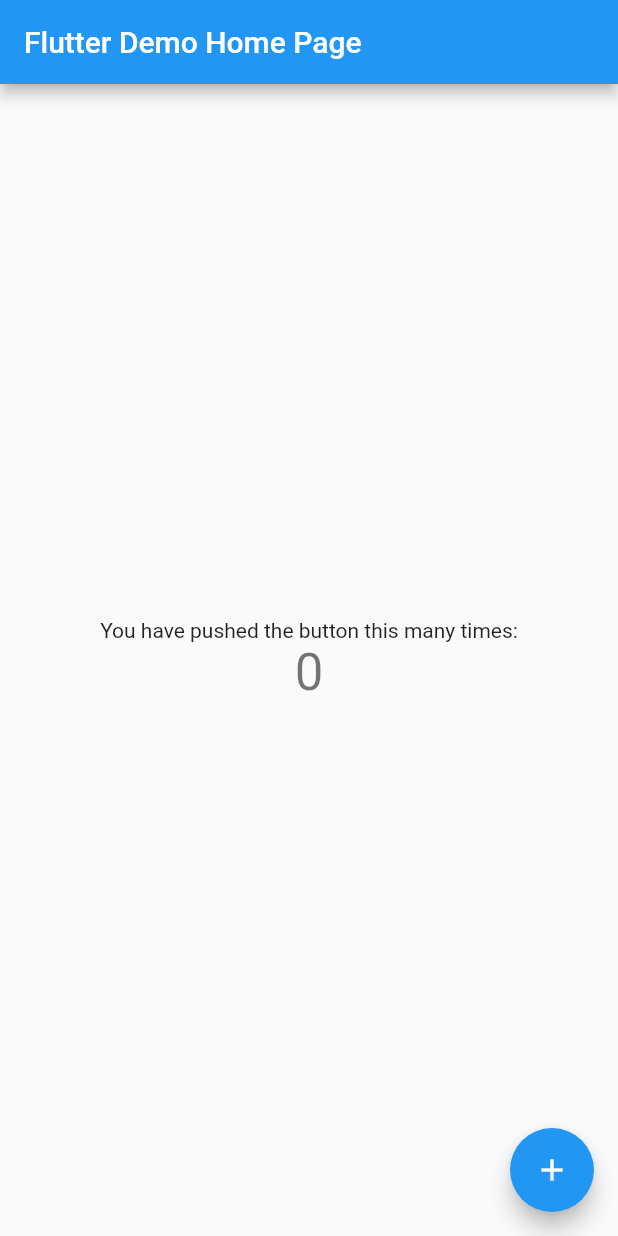
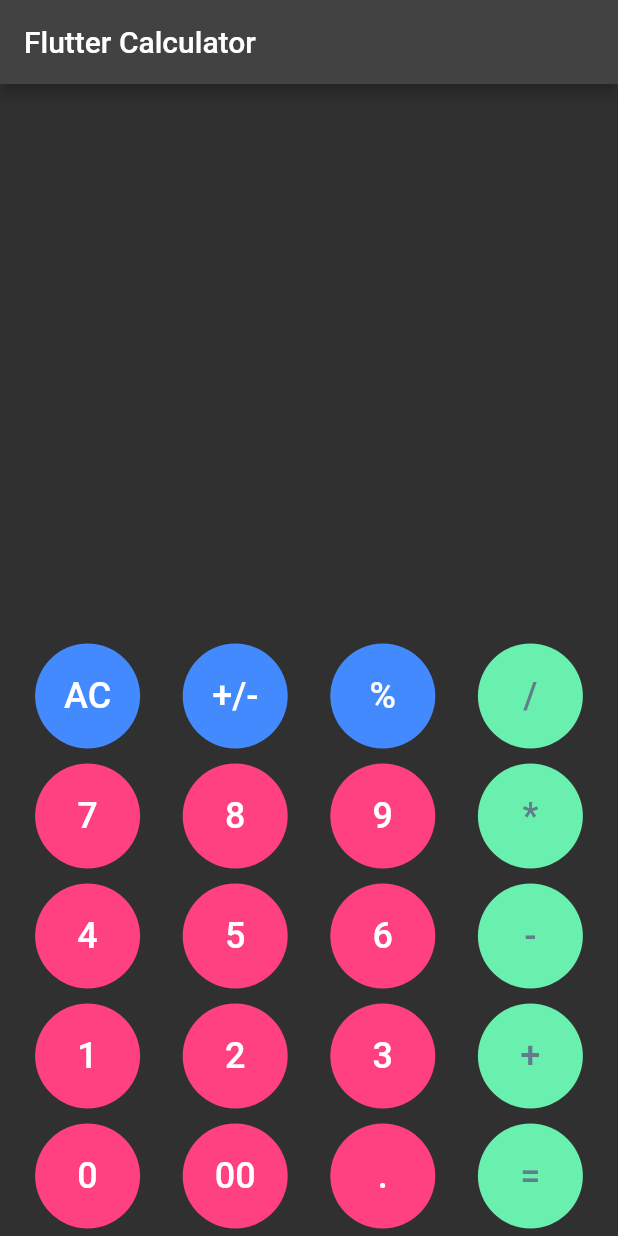
Before and after one commit to 2bonahill/calculator, a Flutter app: the screen it shows after launch, on a phone screen of 412 x 824 dp. Run offline on Flutter 3.47's test engine with Material 2 defaults, Android fonts, the phone set to English and light mode, and no system bars.

Commit message:
Calculator design

```diff
--- a/lib/main.dart
+++ b/lib/main.dart
@@ -1,3 +1,4 @@
+import 'package:calculator/widgets/calc_button.dart';
 import 'package:flutter/material.dart';
 
 void main() {
@@ -12,7 +13,7 @@ class MyApp extends StatelessWidget {
   Widget build(BuildContext context) {
     return MaterialApp(
       title: 'Calculator',
-      theme: ThemeData(
+      theme: ThemeData.dark(
           // This is the theme of your application.
           //
           // Try running your application with "flutter run". You'll see the
@@ -22,24 +23,15 @@ class MyApp extends StatelessWidget {
           // or simply save your changes to "hot reload" in a Flutter IDE).
           // Notice that the counter didn't reset back to zero; the application
           // is not restarted.
-        primarySwatch: Colors.blue,
+          // primarySwatch: Colors.blue,
           ),
-      home: const MyHomePage(title: 'Flutter Demo Home Page'),
+      home: const MyHomePage(title: 'Flutter Calculator'),
     );
   }
 }
 
 class MyHomePage extends StatefulWidget {
   const MyHomePage({Key? key, required this.title}) : super(key: key);
-
-  // This widget is the home page of your application. It is stateful, meaning
-  // that it has a State object (defined below) that contains fields that affect
-  // how it looks.
-
-  // This class is the configuration for the state. It holds the values (in this
-  // case the title) provided by the parent (in this case the App widget) and
-  // used by the build method of the State. Fields in a Widget subclass are
-  // always marked "final".
 
   final String title;
 
@@ -49,67 +41,202 @@ class MyHomePage extends StatefulWidget {
 
 class _MyHomePageState extends State<MyHomePage> {
   int _counter = 0;
+  String _operandOne = "";
+  String _operandTwo = "";
+  String _operator = "";
 
   void _incrementCounter() {
     setState(() {
-      // This call to setState tells the Flutter framework that something has
-      // changed in this State, which causes it to rerun the build method below
-      // so that the display can reflect the updated values. If we changed
-      // _counter without calling setState(), then the build method would not be
-      // called again, and so nothing would appear to happen.
       _counter++;
     });
   }
 
+  void _numPressed(String num) {
+    setState(() {
+      _operandTwo += num;
+    });
+  }
+
+  void _opPressed(String op) {
+    switch (op) {
+      case "AC":
+        setState(() {
+          _operandOne = "";
+          _operandTwo = "";
+          _operator = "";
+        });
+        break;
+      case "+/-":
+        setState(() {
+          if (_operandTwo.contains(".")) {
+            _operandTwo = (double.parse(_operandTwo) * -1).toString();
+          } else {
+            _operandTwo = (int.parse(_operandTwo) * -1).toString();
+          }
+        });
+        break;
+      case "%":
+        setState(() {
+          _operandTwo = (double.parse(_operandTwo) / 100).toString();
+        });
+        break;
+      case "/":
+        setState(() {
+          _operandOne = _operandTwo;
+          _operator = "/";
+          _operandTwo = "";
+        });
+        break;
+      case "*":
+        setState(() {
+          _operandOne = _operandTwo;
+          _operator = "*";
+          _operandTwo = "";
+        });
+        break;
+      case "-":
+        setState(() {
+          _operandOne = _operandTwo;
+          _operator = "-";
+          _operandTwo = "";
+        });
+        break;
+      case "+":
+        setState(() {
+          _operandOne = _operandTwo;
+          _operator = "+";
+          _operandTwo = "";
+        });
+        break;
+      case "=":
+        setState(() {
+          double operand1 = double.parse(_operandOne);
+          double operand2 = double.parse(_operandTwo);
+          _operandOne = _operandOne + " " + _operator + " " + _operandTwo;
+          if (_operator == "/") {
+            _operandOne = _operandOne + " " + _operator + " " + _operandTwo;
+            _operandTwo = (operand1 / operand2).toString();
+          } else if (_operator == "*") {
+            _operandTwo = (operand1 * operand2).toString();
+          } else if (_operator == "-") {
+            _operandTwo = (operand1 - operand2).toString();
+          } else if (_operator == "+") {
+            _operandTwo = (operand1 + operand2).toString();
+          }
+
+          _operator = "=";
+        });
+        break;
+    }
+  }
+
   @override
   Widget build(BuildContext context) {
-    // This method is rerun every time setState is called, for instance as done
-    // by the _incrementCounter method above.
-    //
-    // The Flutter framework has been optimized to make rerunning build methods
-    // fast, so that you can just rebuild anything that needs updating rather
-    // than having to individually change instances of widgets.
     return Scaffold(
       appBar: AppBar(
         // Here we take the value from the MyHomePage object that was created by
         // the App.build method, and use it to set our appbar title.
         title: Text(widget.title),
       ),
-      body: Center(
+      body: SafeArea(
+        child: Center(
           // Center is a layout widget. It takes a single child and positions it
           // in the middle of the parent.
           child: Column(
-          // Column is also a layout widget. It takes a list of children and
-          // arranges them vertically. By default, it sizes itself to fit its
-          // children horizontally, and tries to be as tall as its parent.
-          //
-          // Invoke "debug painting" (press "p" in the console, choose the
-          // "Toggle Debug Paint" action from the Flutter Inspector in Android
-          // Studio, or the "Toggle Debug Paint" command in Visual Studio Code)
-          // to see the wireframe for each widget.
-          //
-          // Column has various properties to control how it sizes itself and
-          // how it positions its children. Here we use mainAxisAlignment to
-          // center the children vertically; the main axis here is the vertical
-          // axis because Columns are vertical (the cross axis would be
-          // horizontal).
-          mainAxisAlignment: MainAxisAlignment.center,
+            mainAxisAlignment: MainAxisAlignment.end,
             children: <Widget>[
-            const Text(
-              'You have pushed the button this many times:',
+              Row(
+                mainAxisAlignment: MainAxisAlignment.end,
+                children: [
+                  Padding(
+                    padding: const EdgeInsets.all(20.0),
+                    child: Text(
+                      _operandOne,
+                      style: const TextStyle(
+                        fontSize: 60,
                       ),
-            Text(
-              '$_counter',
-              style: Theme.of(context).textTheme.headline4,
+                    ),
+                  ),
+                ],
+              ),
+              Row(
+                mainAxisAlignment: MainAxisAlignment.end,
+                children: [
+                  Padding(
+                    padding: const EdgeInsets.all(10.0),
+                    child: Text(
+                      _operator,
+                      style: const TextStyle(
+                        fontSize: 20,
+                      ),
+                    ),
+                  ),
+                ],
+              ),
+              Row(
+                mainAxisAlignment: MainAxisAlignment.end,
+                children: [
+                  Padding(
+                    padding: const EdgeInsets.all(20.0),
+                    child: Text(
+                      _operandTwo,
+                      style: const TextStyle(
+                        fontSize: 60,
+                      ),
+                    ),
+                  ),
+                ],
+              ),
+              Row(
+                mainAxisAlignment: MainAxisAlignment.spaceEvenly,
+                children: [
+                  CalculatorButton(text: "AC", type: 3, callback: _opPressed),
+                  CalculatorButton(text: "+/-", type: 3, callback: _opPressed),
+                  CalculatorButton(text: "%", type: 3, callback: _opPressed),
+                  CalculatorButton(text: "/", type: 2, callback: _opPressed),
+                ],
+              ),
+              Row(
+                mainAxisAlignment: MainAxisAlignment.spaceEvenly,
+                children: [
+                  CalculatorButton(text: "7", type: 1, callback: _numPressed),
+                  CalculatorButton(text: "8", type: 1, callback: _numPressed),
+                  CalculatorButton(text: "9", type: 1, callback: _numPressed),
+                  CalculatorButton(text: "*", type: 2, callback: _opPressed),
+                ],
+              ),
+              Row(
+                mainAxisAlignment: MainAxisAlignment.spaceEvenly,
+                children: [
+                  CalculatorButton(text: "4", type: 1, callback: _numPressed),
+                  CalculatorButton(text: "5", type: 1, callback: _numPressed),
+                  CalculatorButton(text: "6", type: 1, callback: _numPressed),
+                  CalculatorButton(text: "-", type: 2, callback: _opPressed),
+                ],
+              ),
+              Row(
+                mainAxisAlignment: MainAxisAlignment.spaceEvenly,
+                children: [
+                  CalculatorButton(text: "1", type: 1, callback: _numPressed),
+                  CalculatorButton(text: "2", type: 1, callback: _numPressed),
+                  CalculatorButton(text: "3", type: 1, callback: _numPressed),
+                  CalculatorButton(text: "+", type: 2, callback: _opPressed),
+                ],
+              ),
+              Row(
+                mainAxisAlignment: MainAxisAlignment.spaceEvenly,
+                children: [
+                  CalculatorButton(text: "0", type: 1, callback: _numPressed),
+                  CalculatorButton(text: "00", type: 1, callback: _numPressed),
+                  CalculatorButton(text: ".", type: 1, callback: _numPressed),
+                  CalculatorButton(text: "=", type: 2, callback: _opPressed),
+                ],
               ),
             ],
           ),
         ),
-      floatingActionButton: FloatingActionButton(
-        onPressed: _incrementCounter,
-        tooltip: 'Increment',
-        child: const Icon(Icons.add),
-      ), // This trailing comma makes auto-formatting nicer for build methods.
+      ),
+      // This trailing comma makes auto-formatting nicer for build methods.
     );
   }
 }
--- /dev/null
+++ b/lib/widgets/calc_button.dart
@@ -0,0 +1,40 @@
+import 'package:flutter/material.dart';
+
+class CalculatorButton extends StatelessWidget {
+  final String text;
+  final int type;
+  final Function callback;
+
+  const CalculatorButton(
+      {Key? key,
+      required this.text,
+      required this.type,
+      required this.callback})
+      : super(key: key);
+
+  @override
+  Widget build(BuildContext context) {
+    return Container(
+      padding: const EdgeInsets.all(5),
+      child: TextButton(
+        onPressed: () {
+          callback(text);
+        },
+        child: Text(
+          text,
+          style: TextStyle(
+              color: type == 2 ? Colors.blueGrey : Colors.white, fontSize: 24),
+        ),
+        style: TextButton.styleFrom(
+            primary: Colors.white,
+            backgroundColor: type == 1
+                ? Colors.pinkAccent
+                : type == 2
+                    ? Colors.greenAccent
+                    : Colors.blueAccent,
+            minimumSize: const Size(70, 70),
+            shape: const CircleBorder()),
+      ),
+    );
+  }
+}
```
Lines whose indentation alone changed are shown as unchanged.
